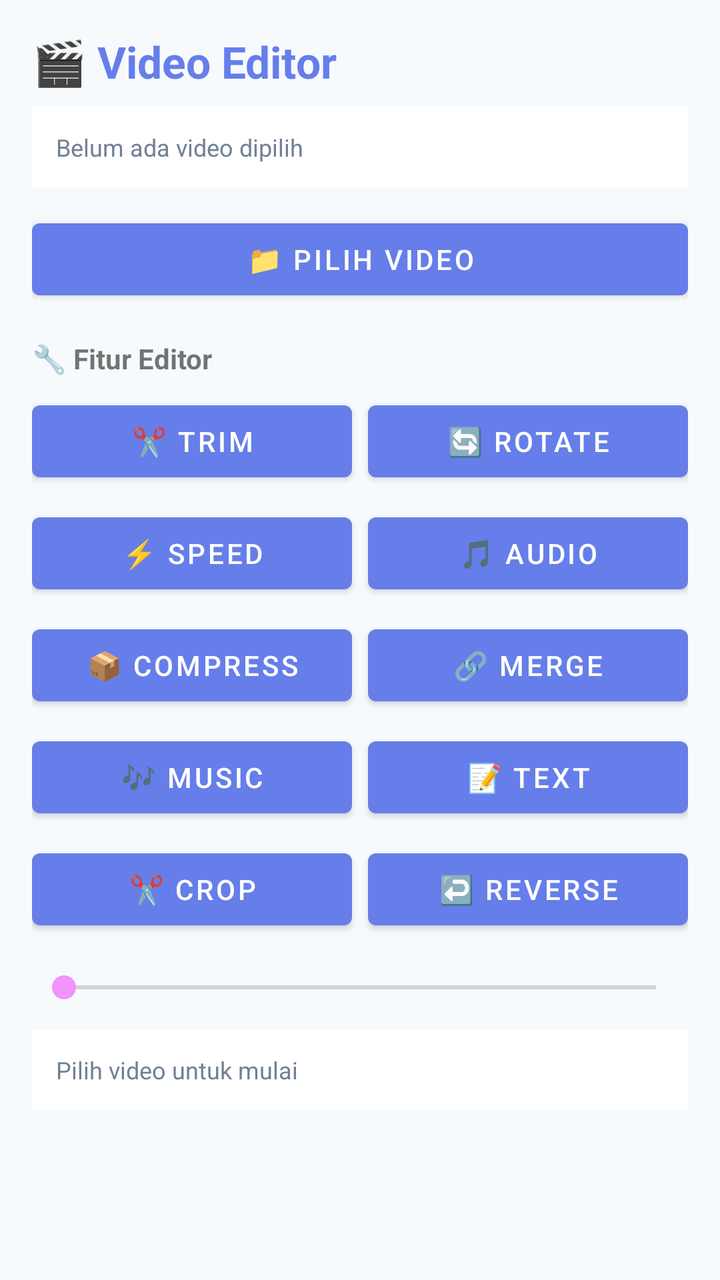
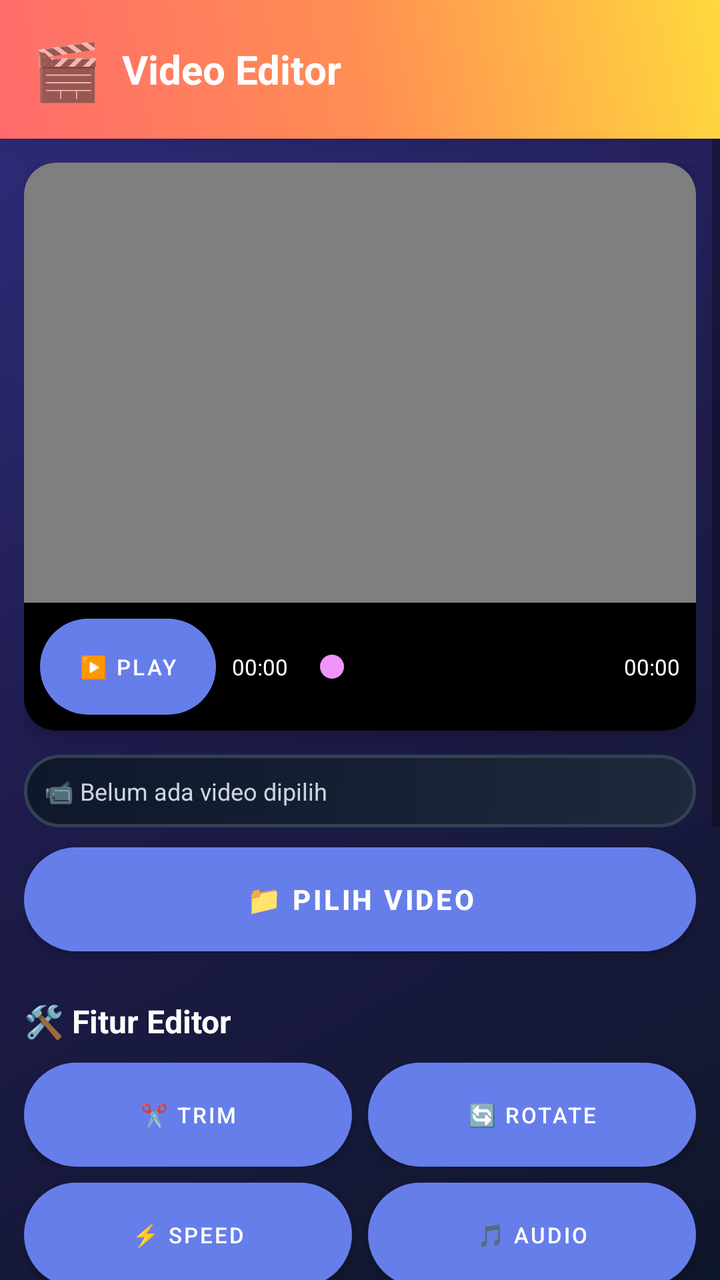

An Android layout rendered at two revisions. The XML below is the earlier revision; the diff shows what the commit changed to produce the second picture.
<!-- AndroidManifest.xml: application theme Theme.YadVideoEditor -->
<!-- res/layout/activity_video_editor.xml -->
<?xml version="1.0" encoding="utf-8"?>
<ScrollView xmlns:android="http://schemas.android.com/apk/res/android"
    android:layout_width="match_parent"
    android:layout_height="match_parent"
    android:background="@color/bg_light">

    <LinearLayout
        android:orientation="vertical"
        android:padding="16dp"
        android:layout_width="match_parent"
        android:layout_height="wrap_content">

        <TextView
            android:text="🎬 Video Editor"
            android:textSize="22sp"
            android:textStyle="bold"
            android:textColor="@color/primary"
            android:layout_marginBottom="8dp"
            android:layout_width="match_parent"
            android:layout_height="wrap_content"/>

        <TextView
            android:id="@+id/tvSelected"
            android:text="Belum ada video dipilih"
            android:textSize="12sp"
            android:textColor="@color/text_secondary"
            android:padding="12dp"
            android:background="#FFFFFF"
            android:layout_marginBottom="12dp"
            android:layout_width="match_parent"
            android:layout_height="wrap_content"/>

        <Button
            android:id="@+id/btnPickVideo"
            android:text="📁 Pilih Video"
            android:backgroundTint="@color/primary"
            android:textColor="@color/text_white"
            android:layout_marginBottom="16dp"
            android:layout_width="match_parent"
            android:layout_height="wrap_content"/>

        <TextView
            android:text="🔧 Fitur Editor"
            android:textSize="14sp"
            android:textStyle="bold"
            android:layout_marginBottom="8dp"
            android:layout_width="match_parent"
            android:layout_height="wrap_content"/>

        <LinearLayout
            android:orientation="horizontal"
            android:layout_marginBottom="8dp"
            android:layout_width="match_parent"
            android:layout_height="wrap_content">

            <Button
                android:id="@+id/btnTrim"
                android:text="✂️ Trim"
                android:layout_weight="1"
                android:layout_marginEnd="4dp"
                android:layout_width="0dp"
                android:layout_height="wrap_content"/>

            <Button
                android:id="@+id/btnRotate"
                android:text="🔄 Rotate"
                android:layout_weight="1"
                android:layout_marginStart="4dp"
                android:layout_width="0dp"
                android:layout_height="wrap_content"/>
        </LinearLayout>

        <LinearLayout
            android:orientation="horizontal"
            android:layout_marginBottom="8dp"
            android:layout_width="match_parent"
            android:layout_height="wrap_content">

            <Button
                android:id="@+id/btnSpeed"
                android:text="⚡ Speed"
                android:layout_weight="1"
                android:layout_marginEnd="4dp"
                android:layout_width="0dp"
                android:layout_height="wrap_content"/>

            <Button
                android:id="@+id/btnExtractAudio"
                android:text="🎵 Audio"
                android:layout_weight="1"
                android:layout_marginStart="4dp"
                android:layout_width="0dp"
                android:layout_height="wrap_content"/>
        </LinearLayout>

        <LinearLayout
            android:orientation="horizontal"
            android:layout_marginBottom="8dp"
            android:layout_width="match_parent"
            android:layout_height="wrap_content">

            <Button
                android:id="@+id/btnCompress"
                android:text="📦 Compress"
                android:layout_weight="1"
                android:layout_marginEnd="4dp"
                android:layout_width="0dp"
                android:layout_height="wrap_content"/>

            <Button
                android:id="@+id/btnMerge"
                android:text="🔗 Merge"
                android:layout_weight="1"
                android:layout_marginStart="4dp"
                android:layout_width="0dp"
                android:layout_height="wrap_content"/>
        </LinearLayout>

        <LinearLayout
            android:orientation="horizontal"
            android:layout_marginBottom="8dp"
            android:layout_width="match_parent"
            android:layout_height="wrap_content">

            <Button
                android:id="@+id/btnAddMusic"
                android:text="🎶 Music"
                android:layout_weight="1"
                android:layout_marginEnd="4dp"
                android:layout_width="0dp"
                android:layout_height="wrap_content"/>

            <Button
                android:id="@+id/btnAddText"
                android:text="📝 Text"
                android:layout_weight="1"
                android:layout_marginStart="4dp"
                android:layout_width="0dp"
                android:layout_height="wrap_content"/>
        </LinearLayout>

        <LinearLayout
            android:orientation="horizontal"
            android:layout_marginBottom="16dp"
            android:layout_width="match_parent"
            android:layout_height="wrap_content">

            <Button
                android:id="@+id/btnCrop"
                android:text="✂️ Crop"
                android:layout_weight="1"
                android:layout_marginEnd="4dp"
                android:layout_width="0dp"
                android:layout_height="wrap_content"/>

            <Button
                android:id="@+id/btnReverse"
                android:text="↩️ Reverse"
                android:layout_weight="1"
                android:layout_marginStart="4dp"
                android:layout_width="0dp"
                android:layout_height="wrap_content"/>
        </LinearLayout>

        <SeekBar
            android:id="@+id/seekBarTrim"
            android:layout_marginBottom="12dp"
            android:layout_width="match_parent"
            android:layout_height="wrap_content"/>

        <TextView
            android:id="@+id/tvStatus"
            android:text="Pilih video untuk mulai"
            android:textSize="12sp"
            android:textColor="@color/text_secondary"
            android:padding="12dp"
            android:background="#FFFFFF"
            android:layout_width="match_parent"
            android:layout_height="wrap_content"/>
    </LinearLayout>
</ScrollView>
<!-- resources referenced by this layout -->
<resources>
  <color name="bg_light">#F7FAFC</color>
  <color name="primary">#667EEA</color>
  <color name="text_secondary">#718096</color>
  <color name="text_white">#FFFFFF</color>
  <style name="Theme.YadVideoEditor" parent="Theme.MaterialComponents.Light.NoActionBar">
          <item name="colorPrimary">@color/primary</item>
          <item name="colorPrimaryDark">@color/primary_dark</item>
          <item name="colorAccent">@color/accent</item>
          <item name="android:windowBackground">@color/bg_light</item>
          <item name="android:statusBarColor">@color/primary_dark</item>
          <item name="android:textColorPrimary">@color/text_primary</item>
      </style>
  <color name="primary_dark">#4C51BF</color>
  <color name="accent">#F093FB</color>
  <color name="text_primary">#1A202C</color>
</resources>

<!-- the commit's change to res/layout/activity_video_editor.xml (unified diff, before → after) -->
@@ -1,181 +1,400 @@
 <?xml version="1.0" encoding="utf-8"?>
-<ScrollView xmlns:android="http://schemas.android.com/apk/res/android"
+<LinearLayout xmlns:android="http://schemas.android.com/apk/res/android"
+    xmlns:app="http://schemas.android.com/apk/res-auto"
     android:layout_width="match_parent"
     android:layout_height="match_parent"
-    android:background="@color/bg_light">
-
+    android:orientation="vertical"
+    android:background="@drawable/bg_gradient_main">
+
+    
     <LinearLayout
-        android:orientation="vertical"
+        android:layout_width="match_parent"
+        android:layout_height="wrap_content"
+        android:orientation="horizontal"
+        android:gravity="center_vertical"
+        android:background="@drawable/bg_header"
         android:padding="16dp"
+        android:elevation="8dp">
+
+        <TextView
+            android:layout_width="wrap_content"
+            android:layout_height="wrap_content"
+            android:text="🎬"
+            android:textSize="28sp"
+            android:layout_marginEnd="10dp" />
+
+        <TextView
+            android:layout_width="0dp"
+            android:layout_height="wrap_content"
+            android:layout_weight="1"
+            android:text="Video Editor"
+            android:textSize="20sp"
+            android:textStyle="bold"
+            android:textColor="#FFFFFF" />
+    </LinearLayout>
+
+    <ScrollView
         android:layout_width="match_parent"
-        android:layout_height="wrap_content">
-
-        <TextView
-            android:text="🎬 Video Editor"
-            android:textSize="22sp"
-            android:textStyle="bold"
-            android:textColor="@color/primary"
-            android:layout_marginBottom="8dp"
+        android:layout_height="0dp"
+        android:layout_weight="1">
+
+        <LinearLayout
             android:layout_width="match_parent"
-            android:layout_height="wrap_content"/>
-
-        <TextView
-            android:id="@+id/tvSelected"
-            android:text="Belum ada video dipilih"
-            android:textSize="12sp"
-            android:textColor="@color/text_secondary"
-            android:padding="12dp"
-            android:background="#FFFFFF"
-            android:layout_marginBottom="12dp"
-            android:layout_width="match_parent"
-            android:layout_height="wrap_content"/>
-
-        <Button
-            android:id="@+id/btnPickVideo"
-            android:text="📁 Pilih Video"
-            android:backgroundTint="@color/primary"
-            android:textColor="@color/text_white"
-            android:layout_marginBottom="16dp"
-            android:layout_width="match_parent"
-            android:layout_height="wrap_content"/>
-
-        <TextView
-            android:text="🔧 Fitur Editor"
-            android:textSize="14sp"
-            android:textStyle="bold"
-            android:layout_marginBottom="8dp"
-            android:layout_width="match_parent"
-            android:layout_height="wrap_content"/>
-
-        <LinearLayout
-            android:orientation="horizontal"
-            android:layout_marginBottom="8dp"
-            android:layout_width="match_parent"
-            android:layout_height="wrap_content">
-
+            android:layout_height="wrap_content"
+            android:orientation="vertical"
+            android:padding="12dp">
+
+            
+            <androidx.cardview.widget.CardView
+                android:layout_width="match_parent"
+                android:layout_height="wrap_content"
+                android:layout_marginBottom="12dp"
+                app:cardBackgroundColor="#000000"
+                app:cardCornerRadius="16dp"
+                app:cardElevation="6dp">
+
+                <LinearLayout
+                    android:layout_width="match_parent"
+                    android:layout_height="wrap_content"
+                    android:orientation="vertical">
+
+                    <VideoView
+                        android:id="@+id/videoView"
+                        android:layout_width="match_parent"
+                        android:layout_height="220dp"
+                        android:layout_gravity="center" />
+
+                    <LinearLayout
+                        android:layout_width="match_parent"
+                        android:layout_height="wrap_content"
+                        android:orientation="horizontal"
+                        android:gravity="center_vertical"
+                        android:padding="8dp">
+
+                        <Button
+                            android:id="@+id/btnPlayPause"
+                            android:layout_width="wrap_content"
+                            android:layout_height="wrap_content"
+                            android:text="▶️ PLAY"
+                            android:textSize="11sp"
+                            android:background="@drawable/bg_btn_gradient"
+                            android:textColor="#FFFFFF"
+                            android:paddingStart="10dp"
+                            android:paddingEnd="10dp" />
+
+                        <TextView
+                            android:id="@+id/tvCurrentTime"
+                            android:layout_width="wrap_content"
+                            android:layout_height="wrap_content"
+                            android:text="00:00"
+                            android:textColor="#FFFFFF"
+                            android:textSize="11sp"
+                            android:layout_marginStart="8dp" />
+
+                        <SeekBar
+                            android:id="@+id/seekBar"
+                            android:layout_width="0dp"
+                            android:layout_height="wrap_content"
+                            android:layout_weight="1"
+                            android:layout_marginStart="6dp"
+                            android:layout_marginEnd="6dp" />
+
+                        <TextView
+                            android:id="@+id/tvDuration"
+                            android:layout_width="wrap_content"
+                            android:layout_height="wrap_content"
+                            android:text="00:00"
+                            android:textColor="#FFFFFF"
+                            android:textSize="11sp" />
+                    </LinearLayout>
+                </LinearLayout>
+            </androidx.cardview.widget.CardView>
+
+            
+            <TextView
+                android:id="@+id/tvVideoInfo"
+                android:layout_width="match_parent"
+                android:layout_height="wrap_content"
+                android:text="📹 Belum ada video dipilih"
+                android:textSize="12sp"
+                android:textColor="#CBD5E1"
+                android:padding="10dp"
+                android:background="@drawable/bg_card_modern"
+                android:layout_marginBottom="10dp" />
+
+            
             <Button
-                android:id="@+id/btnTrim"
-                android:text="✂️ Trim"
-                android:layout_weight="1"
-                android:layout_marginEnd="4dp"
-                android:layout_width="0dp"
-                android:layout_height="wrap_content"/>
-
-            <Button
-                android:id="@+id/btnRotate"
-                android:text="🔄 Rotate"
-                android:layout_weight="1"
-                android:layout_marginStart="4dp"
-                android:layout_width="0dp"
-                android:layout_height="wrap_content"/>
+                android:id="@+id/btnPickVideo"
+                android:layout_width="match_parent"
+                android:layout_height="52dp"
+                android:text="📁 PILIH VIDEO"
+                android:textSize="14sp"
+                android:textStyle="bold"
+                android:textColor="#FFFFFF"
+                android:background="@drawable/bg_btn_gradient"
+                android:layout_marginBottom="16dp" />
+
+            
+            <TextView
+                android:layout_width="match_parent"
+                android:layout_height="wrap_content"
+                android:text="🛠️ Fitur Editor"
+                android:textSize="16sp"
+                android:textStyle="bold"
+                android:textColor="#FFFFFF"
+                android:paddingTop="8dp"
+                android:paddingBottom="10dp" />
+
+            
+            <LinearLayout
+                android:layout_width="match_parent"
+                android:layout_height="wrap_content"
+                android:orientation="horizontal"
+                android:layout_marginBottom="8dp">
+
+                <Button
+                    android:id="@+id/btnTrim"
+                    android:layout_width="0dp"
+                    android:layout_height="52dp"
+                    android:layout_weight="1"
+                    android:text="✂️ TRIM"
+                    android:textSize="11sp"
+                    android:textColor="#FFFFFF"
+                    android:background="@drawable/bg_btn_gradient"
+                    android:layout_marginEnd="4dp" />
+
+                <Button
+                    android:id="@+id/btnRotate"
+                    android:layout_width="0dp"
+                    android:layout_height="52dp"
+                    android:layout_weight="1"
+                    android:text="🔄 ROTATE"
+                    android:textSize="11sp"
+                    android:textColor="#FFFFFF"
+                    android:background="@drawable/bg_btn_gradient"
+                    android:layout_marginStart="4dp" />
+            </LinearLayout>
+
+            
+            <LinearLayout
+                android:layout_width="match_parent"
+                android:layout_height="wrap_content"
+                android:orientation="horizontal"
+                android:layout_marginBottom="8dp">
+
+                <Button
+                    android:id="@+id/btnSpeed"
+                    android:layout_width="0dp"
+                    android:layout_height="52dp"
+                    android:layout_weight="1"
+                    android:text="⚡ SPEED"
+                    android:textSize="11sp"
+                    android:textColor="#FFFFFF"
+                    android:background="@drawable/bg_btn_gradient"
+                    android:layout_marginEnd="4dp" />
+
+                <Button
+                    android:id="@+id/btnAudio"
+                    android:layout_width="0dp"
+                    android:layout_height="52dp"
+                    android:layout_weight="1"
+                    android:text="🎵 AUDIO"
+                    android:textSize="11sp"
+                    android:textColor="#FFFFFF"
+                    android:background="@drawable/bg_btn_gradient"
+                    android:layout_marginStart="4dp" />
+            </LinearLayout>
+
+            
+            <LinearLayout
+                android:layout_width="match_parent"
+                android:layout_height="wrap_content"
+                android:orientation="horizontal"
+                android:layout_marginBottom="8dp">
+
+                <Button
+                    android:id="@+id/btnCompress"
+                    android:layout_width="0dp"
+                    android:layout_height="52dp"
+                    android:layout_weight="1"
+                    android:text="📦 COMPRESS"
+                    android:textSize="11sp"
+                    android:textColor="#FFFFFF"
+                    android:background="@drawable/bg_btn_gradient"
+                    android:layout_marginEnd="4dp" />
+
+                <Button
+                    android:id="@+id/btnMute"
+                    android:layout_width="0dp"
+                    android:layout_height="52dp"
+                    android:layout_weight="1"
+                    android:text="🔇 MUTE"
+                    android:textSize="11sp"
+                    android:textColor="#FFFFFF"
+                    android:background="@drawable/bg_btn_gradient"
+                    android:layout_marginStart="4dp" />
+            </LinearLayout>
+
+            
+            <LinearLayout
+                android:layout_width="match_parent"
+                android:layout_height="wrap_content"
+                android:orientation="horizontal"
+                android:layout_marginBottom="8dp">
+
+                <Button
+                    android:id="@+id/btnFilter"
+                    android:layout_width="0dp"
+                    android:layout_height="52dp"
+                    android:layout_weight="1"
+                    android:text="🎨 FILTER"
+                    android:textSize="11sp"
+                    android:textColor="#FFFFFF"
+                    android:background="@drawable/bg_btn_gradient"
+                    android:layout_marginEnd="4dp" />
+
+                <Button
+                    android:id="@+id/btnResize"
+                    android:layout_width="0dp"
+                    android:layout_height="52dp"
+                    android:layout_weight="1"
+                    android:text="📐 RESIZE"
+                    android:textSize="11sp"
+                    android:textColor="#FFFFFF"
+                    android:background="@drawable/bg_btn_gradient"
+                    android:layout_marginStart="4dp" />
+            </LinearLayout>
+
+            
+            <LinearLayout
+                android:layout_width="match_parent"
+                android:layout_height="wrap_content"
+                android:orientation="horizontal"
+                android:layout_marginBottom="8dp">
+
+                <Button
+                    android:id="@+id/btnCrop"
+                    android:layout_width="0dp"
+                    android:layout_height="52dp"
+                    android:layout_weight="1"
+                    android:text="✂️ CROP"
+                    android:textSize="11sp"
+                    android:textColor="#FFFFFF"
+                    android:background="@drawable/bg_btn_gradient"
+                    android:layout_marginEnd="4dp" />
+
+                <Button
+                    android:id="@+id/btnReverse"
+                    android:layout_width="0dp"
+                    android:layout_height="52dp"
+                    android:layout_weight="1"
+                    android:text="🔃 REVERSE"
+                    android:textSize="11sp"
+                    android:textColor="#FFFFFF"
+                    android:background="@drawable/bg_btn_gradient"
+                    android:layout_marginStart="4dp" />
+            </LinearLayout>
+
+            
+            <LinearLayout
+                android:layout_width="match_parent"
+                android:layout_height="wrap_content"
+                android:orientation="horizontal"
+                android:layout_marginBottom="8dp">
+
+                <Button
+                    android:id="@+id/btnGif"
+                    android:layout_width="0dp"
+                    android:layout_height="52dp"
+                    android:layout_weight="1"
+                    android:text="🎞️ GIF"
+                    android:textSize="11sp"
+                    android:textColor="#FFFFFF"
+                    android:background="@drawable/bg_btn_gradient"
+                    android:layout_marginEnd="4dp" />
+
+                <Button
+                    android:id="@+id/btnScreenshot"
+                    android:layout_width="0dp"
+                    android:layout_height="52dp"
+                    android:layout_weight="1"
+                    android:text="📸 FRAME"
+                    android:textSize="11sp"
+                    android:textColor="#FFFFFF"
+                    android:background="@drawable/bg_btn_gradient"
+                    android:layout_marginStart="4dp" />
+            </LinearLayout>
+
+            
+            <LinearLayout
+                android:layout_width="match_parent"
+                android:layout_height="wrap_content"
+                android:orientation="horizontal"
+                android:layout_marginBottom="12dp">
+
+                <Button
+                    android:id="@+id/btnText"
+                    android:layout_width="0dp"
+                    android:layout_height="52dp"
+                    android:layout_weight="1"
+                    android:text="📝 TEXT"
+                    android:textSize="11sp"
+                    android:textColor="#FFFFFF"
+                    android:background="@drawable/bg_btn_gradient"
+                    android:layout_marginEnd="4dp" />
+
+                <Button
+                    android:id="@+id/btnMerge"
+                    android:layout_width="0dp"
+                    android:layout_height="52dp"
+                    android:layout_weight="1"
+                    android:text="🔗 MERGE"
+                    android:textSize="11sp"
+                    android:textColor="#FFFFFF"
+                    android:background="@drawable/bg_btn_gradient"
+                    android:layout_marginStart="4dp" />
+            </LinearLayout>
+
+            
+            <LinearLayout
+                android:id="@+id/progressContainer"
+                android:layout_width="match_parent"
+                android:layout_height="wrap_content"
+                android:orientation="vertical"
+                android:visibility="gone"
+                android:background="@drawable/bg_card_modern"
+                android:padding="12dp"
+                android:layout_marginBottom="10dp">
+
+                <ProgressBar
+                    android:id="@+id/progressBar"
+                    style="?android:attr/progressBarStyleHorizontal"
+                    android:layout_width="match_parent"
+                    android:layout_height="8dp"
+                    android:max="100"
+                    android:progress="0" />
+
+                <TextView
+                    android:id="@+id/tvStatus"
+                    android:layout_width="match_parent"
+                    android:layout_height="wrap_content"
+                    android:text="Memproses..."
+                    android:textColor="#FFFFFF"
+                    android:textSize="12sp"
+                    android:layout_marginTop="6dp" />
+            </LinearLayout>
+
+            
+            <TextView
+                android:id="@+id/tvStatusText"
+                android:layout_width="match_parent"
+                android:layout_height="wrap_content"
+                android:text=""
+                android:textColor="#CBD5E1"
+                android:textSize="12sp"
+                android:padding="10dp"
+                android:background="@drawable/bg_card_modern"
+                android:layout_marginBottom="12dp" />
         </LinearLayout>
-
-        <LinearLayout
-            android:orientation="horizontal"
-            android:layout_marginBottom="8dp"
-            android:layout_width="match_parent"
-            android:layout_height="wrap_content">
-
-            <Button
-                android:id="@+id/btnSpeed"
-                android:text="⚡ Speed"
-                android:layout_weight="1"
-                android:layout_marginEnd="4dp"
-                android:layout_width="0dp"
-                android:layout_height="wrap_content"/>
-
-            <Button
-                android:id="@+id/btnExtractAudio"
-                android:text="🎵 Audio"
-                android:layout_weight="1"
-                android:layout_marginStart="4dp"
-                android:layout_width="0dp"
-                android:layout_height="wrap_content"/>
-        </LinearLayout>
-
-        <LinearLayout
-            android:orientation="horizontal"
-            android:layout_marginBottom="8dp"
-            android:layout_width="match_parent"
-            android:layout_height="wrap_content">
-
-            <Button
-                android:id="@+id/btnCompress"
-                android:text="📦 Compress"
-                android:layout_weight="1"
-                android:layout_marginEnd="4dp"
-                android:layout_width="0dp"
-                android:layout_height="wrap_content"/>
-
-            <Button
-                android:id="@+id/btnMerge"
-                android:text="🔗 Merge"
-                android:layout_weight="1"
-                android:layout_marginStart="4dp"
-                android:layout_width="0dp"
-                android:layout_height="wrap_content"/>
-        </LinearLayout>
-
-        <LinearLayout
-            android:orientation="horizontal"
-            android:layout_marginBottom="8dp"
-            android:layout_width="match_parent"
-            android:layout_height="wrap_content">
-
-            <Button
-                android:id="@+id/btnAddMusic"
-                android:text="🎶 Music"
-                android:layout_weight="1"
-                android:layout_marginEnd="4dp"
-                android:layout_width="0dp"
-                android:layout_height="wrap_content"/>
-
-            <Button
-                android:id="@+id/btnAddText"
-                android:text="📝 Text"
-                android:layout_weight="1"
-                android:layout_marginStart="4dp"
-                android:layout_width="0dp"
-                android:layout_height="wrap_content"/>
-        </LinearLayout>
-
-        <LinearLayout
-            android:orientation="horizontal"
-            android:layout_marginBottom="16dp"
-            android:layout_width="match_parent"
-            android:layout_height="wrap_content">
-
-            <Button
-                android:id="@+id/btnCrop"
-                android:text="✂️ Crop"
-                android:layout_weight="1"
-                android:layout_marginEnd="4dp"
-                android:layout_width="0dp"
-                android:layout_height="wrap_content"/>
-
-            <Button
-                android:id="@+id/btnReverse"
-                android:text="↩️ Reverse"
-                android:layout_weight="1"
-                android:layout_marginStart="4dp"
-                android:layout_width="0dp"
-                android:layout_height="wrap_content"/>
-        </LinearLayout>
-
-        <SeekBar
-            android:id="@+id/seekBarTrim"
-            android:layout_marginBottom="12dp"
-            android:layout_width="match_parent"
-            android:layout_height="wrap_content"/>
-
-        <TextView
-            android:id="@+id/tvStatus"
-            android:text="Pilih video untuk mulai"
-            android:textSize="12sp"
-            android:textColor="@color/text_secondary"
-            android:padding="12dp"
-            android:background="#FFFFFF"
-            android:layout_width="match_parent"
-            android:layout_height="wrap_content"/>
-    </LinearLayout>
-</ScrollView>
+    </ScrollView>
+</LinearLayout>
<!-- resource entries referenced after the edit -->
@@ -1,9 +1,56 @@
 <!-- resources referenced by this layout -->
 <resources>
+  <!-- drawable bg_btn_gradient (drawable) -->
+  <?xml version="1.0" encoding="utf-8"?>
+  <shape xmlns:android="http://schemas.android.com/apk/res/android"
+      android:shape="rectangle">
+      <gradient
+          android:angle="0"
+          android:startColor="#6366F1"
+          android:centerColor="#8B5CF6"
+          android:endColor="#EC4899"
+          android:type="linear" />
+      <corners android:radius="28dp" />
+  </shape>
+  <!-- drawable bg_card_modern (drawable) -->
+  <?xml version="1.0" encoding="utf-8"?>
+  <shape xmlns:android="http://schemas.android.com/apk/res/android"
+      android:shape="rectangle">
+      <gradient
+          android:angle="135"
+          android:startColor="#1E293B"
+          android:endColor="#0F172A"
+          android:type="linear" />
+      <corners android:radius="20dp" />
+      <stroke
+          android:width="1.5dp"
+          android:color="#334155" />
+  </shape>
+  <!-- drawable bg_gradient_main (drawable) -->
+  <?xml version="1.0" encoding="utf-8"?>
+  <shape xmlns:android="http://schemas.android.com/apk/res/android"
+      android:shape="rectangle">
+      <gradient
+          android:angle="135"
+          android:startColor="#0F172A"
+          android:centerColor="#1E1B4B"
+          android:endColor="#312E81"
+          android:type="linear" />
+  </shape>
+  <!-- drawable bg_header (drawable) -->
+  <?xml version="1.0" encoding="utf-8"?>
+  <shape xmlns:android="http://schemas.android.com/apk/res/android"
+      android:shape="rectangle">
+      <gradient
+          android:angle="45"
+          android:startColor="#FF6B6B"
+          android:centerColor="#FF8E53"
+          android:endColor="#FFD93D"
+          android:type="linear" />
+      <corners android:radius="0dp" />
+  </shape>
   <color name="bg_light">#F7FAFC</color>
   <color name="primary">#667EEA</color>
-  <color name="text_secondary">#718096</color>
-  <color name="text_white">#FFFFFF</color>
   <style name="Theme.YadVideoEditor" parent="Theme.MaterialComponents.Light.NoActionBar">
           <item name="colorPrimary">@color/primary</item>
           <item name="colorPrimaryDark">@color/primary_dark</item>
